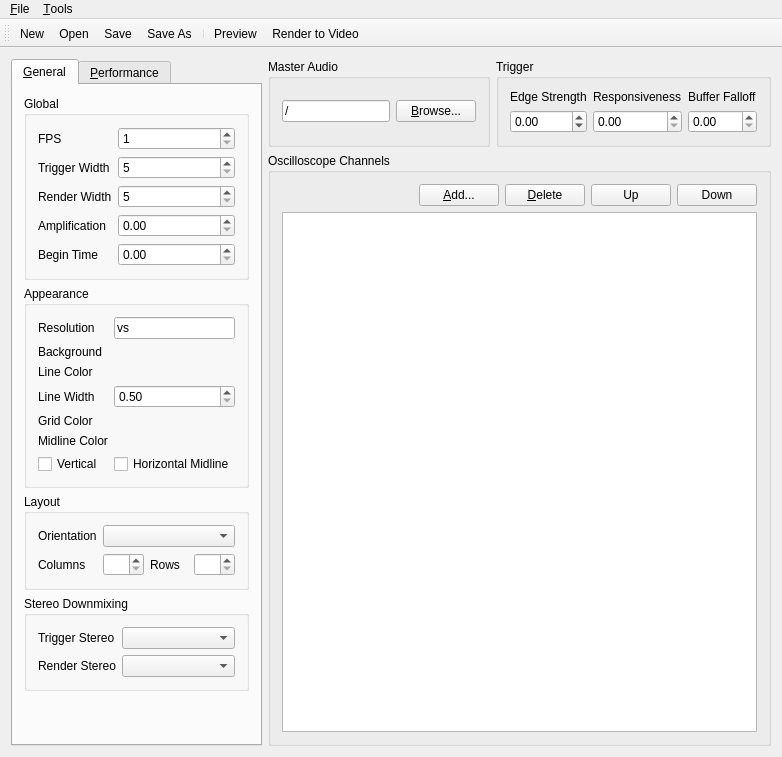
This is corrscope/gui/mainwindow.ui in corrscope/corrscope as Qt 5 draws it before an edit. The edited form follows.
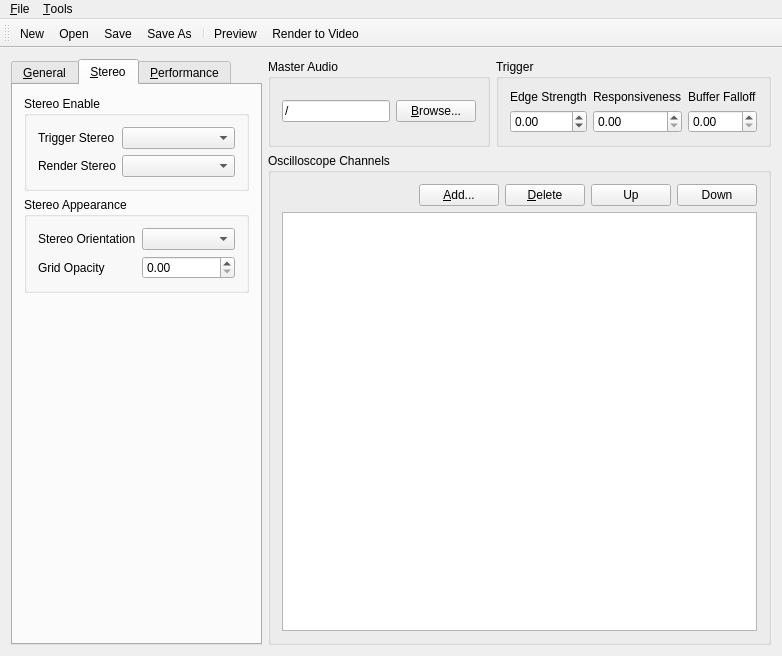
This is the edited form. The open tabs and pages were chosen to show the change. Custom widgets are drawn as their Qt base class.

Commit message: Add stereo rendering GUI (#204)

Patch:
```diff
--- a/corrscope/gui/mainwindow.ui
+++ b/corrscope/gui/mainwindow.ui
@@ -17,6 +17,12 @@
    <layout class="QHBoxLayout" name="horizontalLayout" stretch="0,1">
     <item>
      <widget class="QTabWidget" name="tabWidget">
+      <property name="sizePolicy">
+       <sizepolicy hsizetype="Fixed" vsizetype="Expanding">
+        <horstretch>0</horstretch>
+        <verstretch>0</verstretch>
+       </sizepolicy>
+      </property>
       <property name="currentIndex">
        <number>0</number>
       </property>
@@ -262,9 +268,29 @@
          </widget>
         </item>
         <item>
+         <spacer name="verticalSpacer_2">
+          <property name="orientation">
+           <enum>Qt::Vertical</enum>
+          </property>
+          <property name="sizeHint" stdset="0">
+           <size>
+            <width>20</width>
+            <height>40</height>
+           </size>
+          </property>
+         </spacer>
+        </item>
+       </layout>
+      </widget>
+      <widget class="QWidget" name="tabStereo">
+       <attribute name="title">
+        <string>&amp;Stereo</string>
+       </attribute>
+       <layout class="QVBoxLayout" name="verticalLayout_3">
+        <item>
          <widget class="QGroupBox" name="optionStereo">
           <property name="title">
-           <string>Stereo Downmixing</string>
+           <string>Stereo Enable</string>
           </property>
           <layout class="QFormLayout" name="formLayout_6">
            <item row="0" column="0">
@@ -291,7 +317,43 @@
          </widget>
         </item>
         <item>
-         <spacer name="verticalSpacer_2">
+         <widget class="QGroupBox" name="dockStereo_2">
+          <property name="title">
+           <string>Stereo Appearance</string>
+          </property>
+          <layout class="QFormLayout" name="formLayout_7">
+           <item row="0" column="0">
+            <widget class="QLabel" name="layout__stereo_orientationL">
+             <property name="text">
+              <string>Stereo Orientation</string>
+             </property>
+            </widget>
+           </item>
+           <item row="0" column="1">
+            <widget class="BoundComboBox" name="layout__stereo_orientation"/>
+           </item>
+           <item row="1" column="0">
+            <widget class="QLabel" name="render__stereo_grid_opacityL">
+             <property name="text">
+              <string>Grid Opacity</string>
+             </property>
+            </widget>
+           </item>
+           <item row="1" column="1">
+            <widget class="QDoubleSpinBox" name="render__stereo_grid_opacity">
+             <property name="maximum">
+              <double>1.000000000000000</double>
+             </property>
+             <property name="singleStep">
+              <double>0.250000000000000</double>
+             </property>
+            </widget>
+           </item>
+          </layout>
+         </widget>
+        </item>
+        <item>
+         <spacer name="verticalSpacer_3">
           <property name="orientation">
            <enum>Qt::Vertical</enum>
           </property>
```
Left out of the diff: 2 changed lines with no effect on the pictures. The commit also changes 1 other file.
